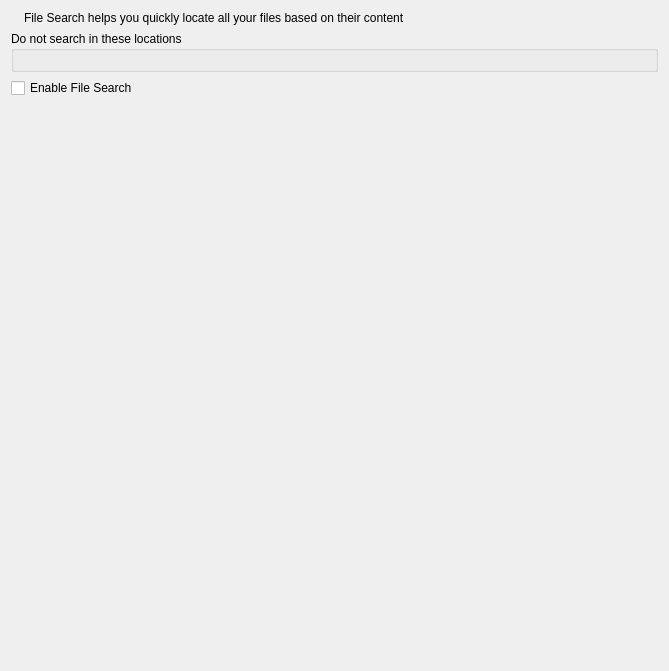
This is kcms/baloo/configwidget.ui in Sonic-DE/sonic-desktop-interface as Qt 5 draws it before an edit. The edited form follows.
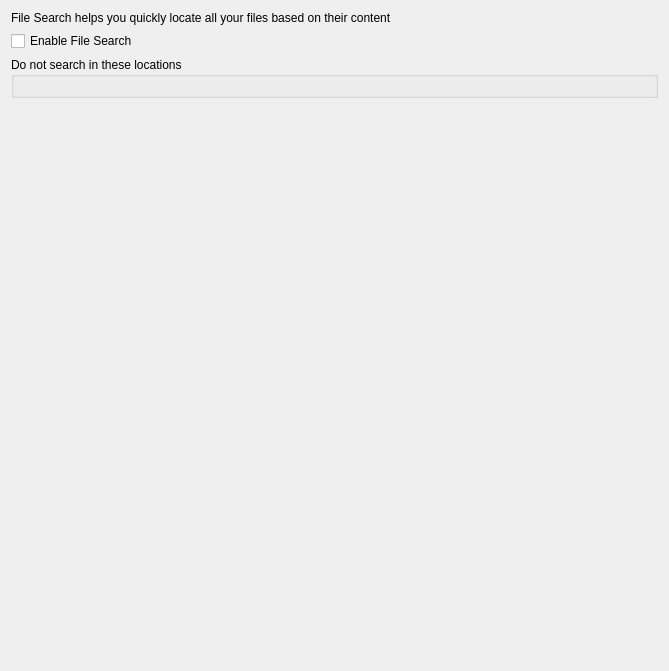
This is the edited form. Custom widgets are drawn as their Qt base class.

Commit message: baloo kcm layout update REVIEW: 128371

Patch:
```diff
--- a/kcms/baloo/configwidget.ui
+++ b/kcms/baloo/configwidget.ui
@@ -13,14 +13,7 @@
   </property>
   <layout class="QVBoxLayout" name="verticalLayout">
    <item>
-    <layout class="QHBoxLayout" name="horizontalLayout_2" stretch="0,5">
-     <item>
-      <widget class="QLabel" name="m_pixmapLabel">
-       <property name="text">
-        <string/>
-       </property>
-      </widget>
-     </item>
+    <layout class="QHBoxLayout" name="horizontalLayout_2" stretch="5">
      <item>
       <widget class="QLabel" name="m_mainLabel">
        <property name="sizePolicy">
@@ -39,6 +32,13 @@
      </item>
     </layout>
    </item>
+   <item>
+    <widget class="QCheckBox" name="m_enableCheckbox">
+     <property name="text">
+      <string>Enable File Search</string>
+     </property>
+    </widget>
+   </item>
    <item>
     <widget class="QGroupBox" name="m_excludeFolders_GB">
      <property name="title">
@@ -54,13 +54,6 @@
      </layout>
     </widget>
    </item>
-   <item>
-    <widget class="QCheckBox" name="m_enableCheckbox">
-     <property name="text">
-      <string>Enable File Search</string>
-     </property>
-    </widget>
-   </item>
    <item>
     <spacer name="bottomSpacer">
      <property name="orientation">
```
